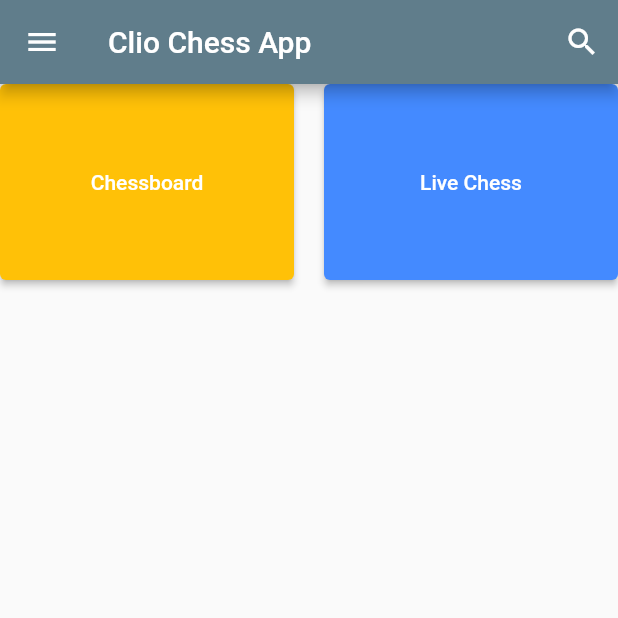
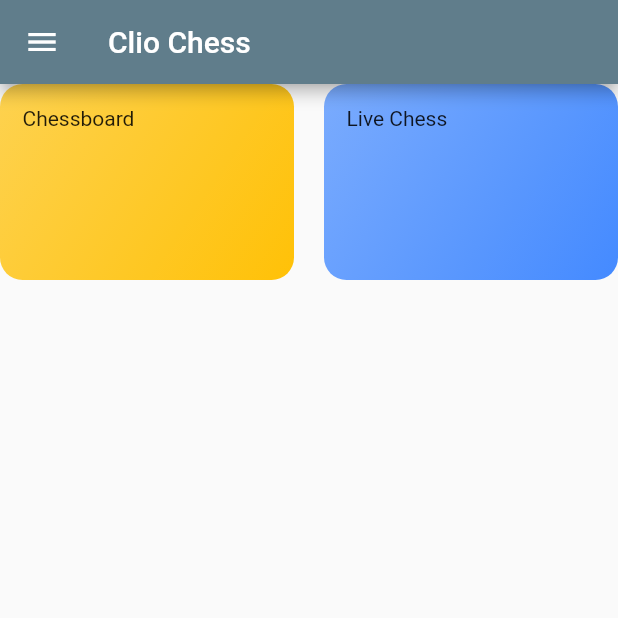
Before and after one commit to simsim2030/clio_chess_Amp_v1, a Flutter app: the screen it shows after launch, on a phone screen of 412 x 824 dp, the top half of it. Run offline on Flutter 3.47's test engine with Material 2 defaults, Android fonts, the phone set to English and light mode, and no system bars; our stand-ins replace flutter_blue; missing offline and left inert: chess, flutter_stateless_chessboard.

```diff
--- a/lib/pages/home_page.dart
+++ b/lib/pages/home_page.dart
@@ -1,6 +1,8 @@
 import 'package:flutter/material.dart';
 import 'ble_search_page.dart';
 import 'offline_chess_page.dart';
+import '../homepage_model/homepage_data.dart';
+import '../homepage_model/homepage_category_item.dart';
 
 class MainScreen extends StatelessWidget {
   @override
@@ -17,14 +19,7 @@ class MainScreen extends StatelessWidget {
             //
           },
         ),
-        title: Text("Clio Chess App"),
-        actions: <Widget>[
-          IconButton(
-              icon: Icon(Icons.search),
-              onPressed: () {
-                //
-              }),
-        ],
+        title: const Text("Clio Chess"),
       ),
       body: GridView(
         gridDelegate: SliverGridDelegateWithMaxCrossAxisExtent(
@@ -33,43 +28,50 @@ class MainScreen extends StatelessWidget {
           crossAxisSpacing: 20,
           mainAxisSpacing: 20,
         ),
-        children: [
-          // Chess Button
-          ElevatedButton(
-            onPressed: () {
-              Navigator.push(
-                context,
-                MaterialPageRoute(builder: (context) => OfflineChessPage()),
-              );
-            },
-            style: ButtonStyle(
-                backgroundColor:
-                    MaterialStateProperty.all<Color>(Colors.amber)),
-            child: Text(
-              'Chessboard',
-              style: TextStyle(
-                color: Colors.white,
-              ),
-            ),
-          ),
-          // BLE Button
-          ElevatedButton(
-            onPressed: () {
-              Navigator.push(
-                context,
-                MaterialPageRoute(builder: (context) => FlutterBlueApp()),
-              );
-            },
-            style: ButtonStyle(
-                backgroundColor:
-                    MaterialStateProperty.all<Color>(Colors.blueAccent)),
-            child: Text(
-              'Live Chess',
-              style: TextStyle(
-                color: Colors.white,
-              ),
-            ),
-          ),
+        children: HOMEPAGE_CATEGORIES
+            .map((catData) => HomeCategoryItem(
+                  catData.title,
+                  catData.color,
+                ))
+            .toList(),
+
+        // [
+        //   // Chess Button
+        //   ElevatedButton(
+        //     onPressed: () {
+        //       Navigator.push(
+        //         context,
+        //         MaterialPageRoute(builder: (context) => OfflineChessPage()),
+        //       );
+        //     },
+        //     style: ButtonStyle(
+        //         backgroundColor:
+        //             MaterialStateProperty.all<Color>(Colors.amber)),
+        //     child: Text(
+        //       'Chessboard',
+        //       style: TextStyle(
+        //         color: Colors.white,
+        //       ),
+        //     ),
+        //   ),
+        //   // BLE Button
+        //   ElevatedButton(
+        //     onPressed: () {
+        //       Navigator.push(
+        //         context,
+        //         MaterialPageRoute(builder: (context) => FlutterBlueApp()),
+        //       );
+        //     },
+        //     style: ButtonStyle(
+        //         backgroundColor:
+        //             MaterialStateProperty.all<Color>(Colors.blueAccent)),
+        //     child: Text(
+        //       'Live Chess',
+        //       style: TextStyle(
+        //         color: Colors.white,
+        //       ),
+        //     ),
+        //   ),
         // Data Testing Button
         // ElevatedButton(
         //   onPressed: () {
@@ -88,7 +90,7 @@ class MainScreen extends StatelessWidget {
         //     ),
         //   ),
         // ),
-        ],
+        // ],
       ),
     );
   }
```
Also changed, not shown: lib/homepage_model/homepage_category.dart (renamed from lib/home_page_model/homepage_category.dart), lib/homepage_model/homepage_category_item.dart (renamed from lib/home_page_model/homepage_category_item.dart), lib/homepage_model/homepage_data.dart (renamed from lib/home_page_model/homepage_data.dart), 1 other file. Lines whose indentation alone changed are shown as unchanged.
